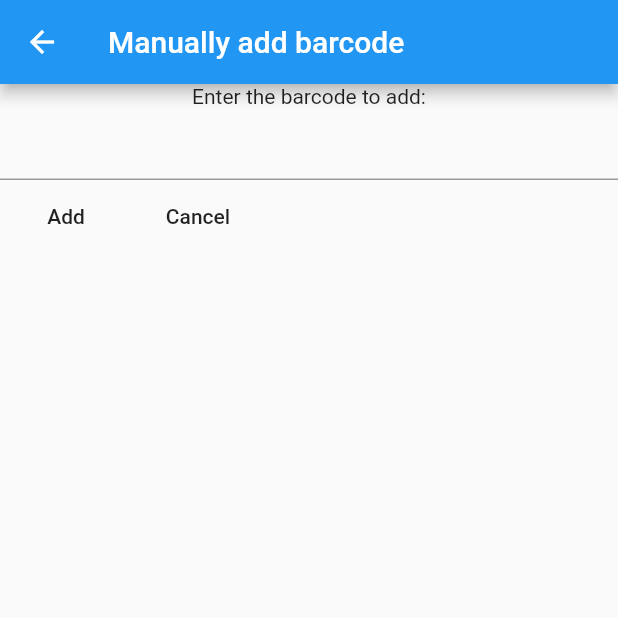
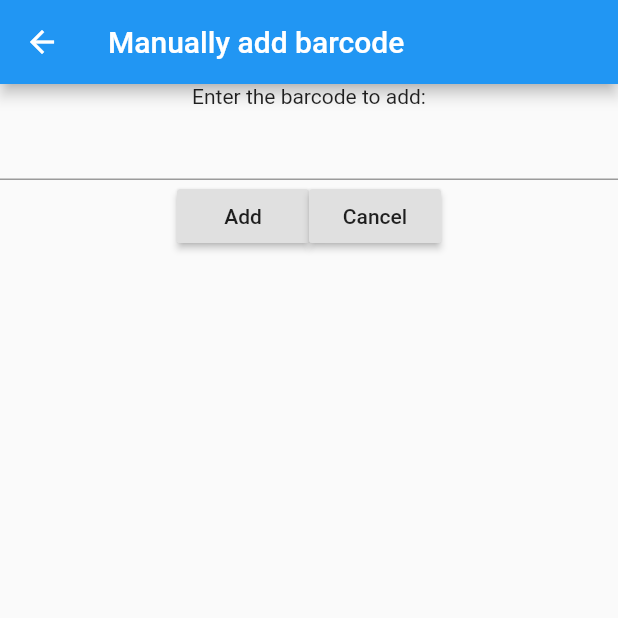
Before and after one commit to timsneath/barcoder, a Flutter app: the AddISBNPage screen opened directly with empty values, after a tap on "Cancel", on a phone screen of 412 x 824 dp, the top half of it. Run offline on Flutter 3.47's test engine with Material 2 defaults, Android fonts, the phone set to English and light mode, and no system bars; our stand-ins replace shared_preferences; missing offline and left inert: flutter_barcode_scanner, googleapis; accounts and stored records are empty.

Commit message:
Fix up ISBN adding

```diff
--- a/lib/add_isbn.dart
+++ b/lib/add_isbn.dart
@@ -20,6 +20,15 @@ class _AddISBNPageState extends State<AddISBNPage> {
     super.dispose();
   }
 
+  void closeDialog() {
+    final parentState = context.findAncestorStateOfType<BarcoderAppState>();
+    parentState.setState(
+      () {
+        parentState.isAddingBarcode = false;
+      },
+    );
+  }
+
   @override
   Widget build(BuildContext context) {
     return Scaffold(
@@ -32,21 +41,18 @@ class _AddISBNPageState extends State<AddISBNPage> {
           controller: textController,
         ),
         Row(
+          mainAxisAlignment: MainAxisAlignment.center,
           children: [
-            FlatButton(
-              onPressed: (() => {widget.onBarcodeScanned(textController.text)}),
+            RaisedButton(
+              onPressed: (() {
+                widget.onBarcodeScanned(textController.text);
+                closeDialog();
+              }),
               child: Text('Add'),
             ),
-            FlatButton(
+            RaisedButton(
               onPressed: (() {
-                final parentState =
-                    context.findAncestorStateOfType<BarcoderAppState>();
-
-                parentState.setState(
-                  () {
-                    parentState.isAddingBarcode = false;
-                  },
-                );
+                closeDialog();
               }),
               child: Text('Cancel'),
             ),
```
Also changed, not shown: lib/main.dart (+10 -6 lines).
